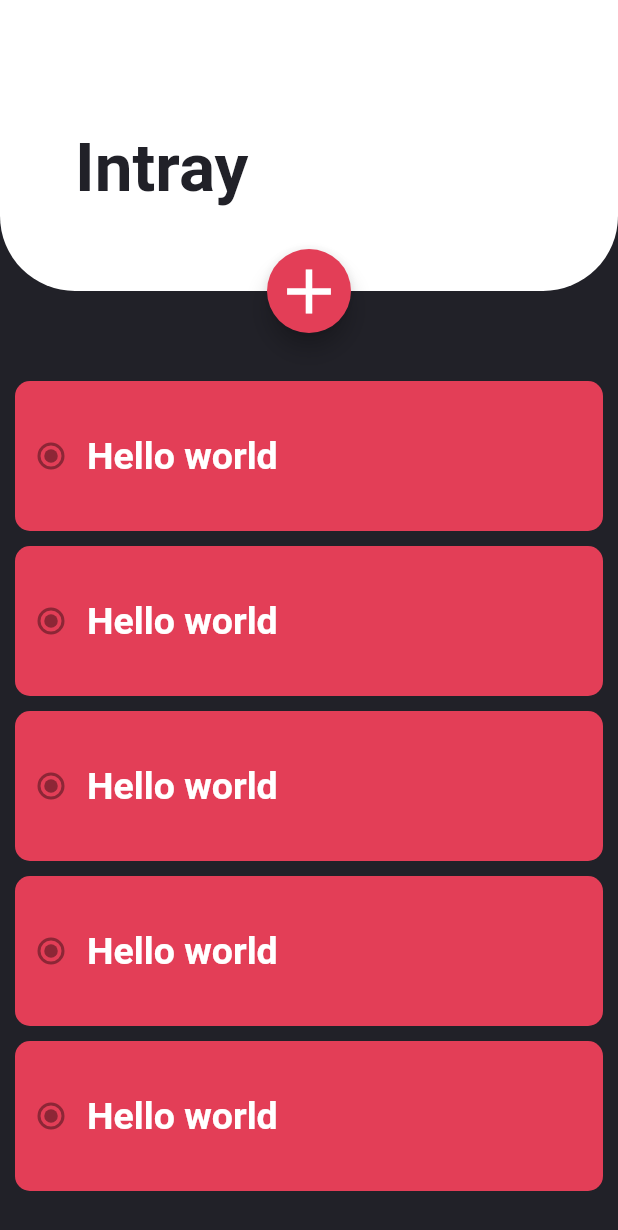
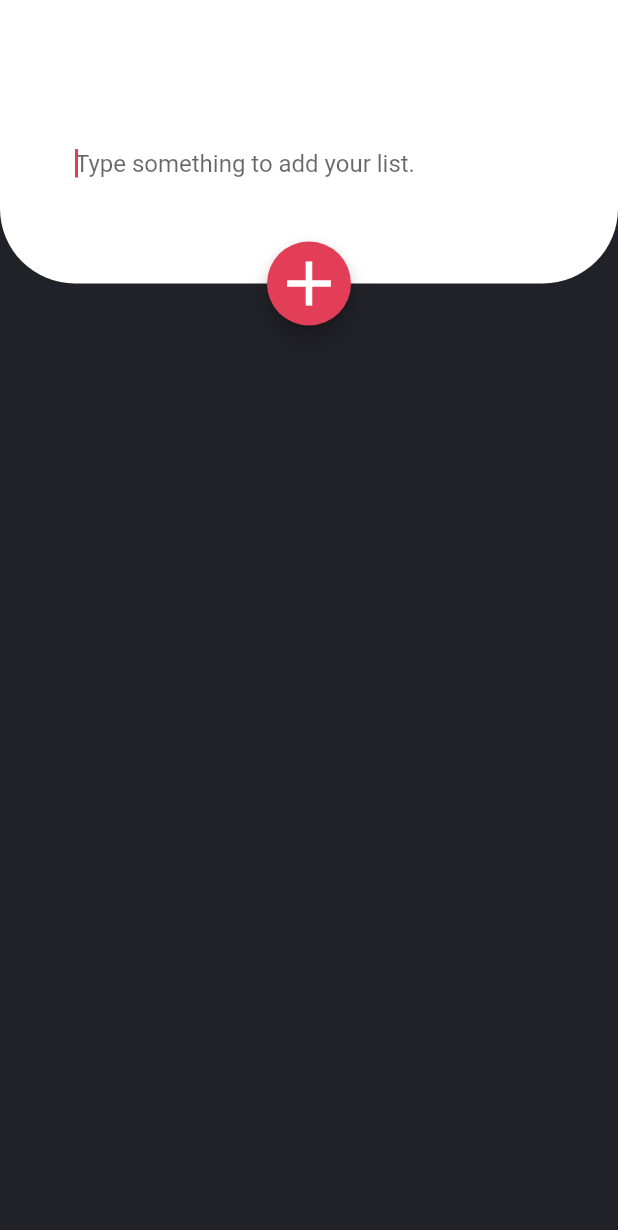
Before and after one commit to fkursun/todoApp, a Flutter app: the screen it shows after launch, on a phone screen of 412 x 824 dp. Shown: the top 1230 px of the screen. Run offline on Flutter 3.47's test engine with Material 2 defaults, Android fonts, the phone set to English and light mode, and no system bars; Roboto replaces fonts that are missing (Avenir).

Commit message:
task adding completing

```diff
--- /dev/null
+++ b/lib/classes/task.dart
@@ -0,0 +1,15 @@
+import 'package:flutter/material.dart';
+
+class Task {
+  List<Task> task;
+  String note;
+  DateTime timeToComplete;
+  bool completed;
+  String repeats;
+  DateTime deadline;
+  List<DateTime> reminders;
+  String taskId;
+  String title;
+
+  Task({this.title, this.completed, this.taskId});
+}
--- a/lib/components/salver.dart
+++ b/lib/components/salver.dart
@@ -2,6 +2,9 @@ import 'package:flutter/material.dart';
 import 'package:todo_app/models/global.dart';
 
 class Salver extends StatelessWidget {
+  Function handleAddTask;
+  Salver({this.handleAddTask});
+  final myController = TextEditingController();
   @override
   Widget build(BuildContext context) {
     return Container(
@@ -13,14 +16,17 @@ class Salver extends StatelessWidget {
       child: Column(
         children: <Widget>[
           Container(
-            width: double.infinity,
-            padding: EdgeInsets.only(left: 50, top: 50),
-            child: Text(
-              "Intray",
-              style: salverTitle,
-              textAlign: TextAlign.start,
-            ),
-          ),
+              width: double.infinity,
+              padding: EdgeInsets.only(left: 50, top: 50),
+              child: TextField(
+                controller: myController,
+                cursorColor: red,
+                autofocus: true,
+                autocorrect: false,
+                decoration: InputDecoration(
+                    border: InputBorder.none,
+                    hintText: "Type something to add your list."),
+              )),
           Transform.translate(
             offset: Offset(0, 28),
             child: Container(
@@ -31,7 +37,7 @@ class Salver extends StatelessWidget {
                   size: 50,
                 ),
                 backgroundColor: red,
-                onPressed: () => print("hello"),
+                onPressed: () => handleAddTask(myController),
               ),
               alignment: Alignment.bottomCenter,
             )),
--- a/lib/containers/salver.dart
+++ b/lib/containers/salver.dart
@@ -1,4 +1,5 @@
 import 'package:flutter/material.dart';
+import 'package:todo_app/classes/task.dart';
 import 'package:todo_app/components/salver.dart';
 import 'package:todo_app/models/global.dart';
 import 'package:todo_app/components/task.dart';
@@ -9,29 +10,87 @@ class SalverContainer extends StatefulWidget {
 }
 
 class _SalverContainerState extends State<SalverContainer> {
+  var _list = <Task>[];
+  String text = "";
+  void handleReorder(int start, int current) {
+    if (start < current) {
+      int end = current - 1;
+      Task startItem = _list[start];
+      int i = 0;
+      int local = start;
+      do {
+        _list[local] = _list[++local];
+        i++;
+      } while (i < end - start);
+      _list[end] = startItem;
+    }
+    // dragging from bottom to top
+    else if (start > current) {
+      Task startItem = _list[start];
+      for (int i = start; i > current; i--) {
+        _list[i] = _list[i - 1];
+      }
+      _list[current] = startItem;
+    }
+    setState(() {
+      _list:
+      _list;
+    });
+  }
+
+  void handleAddTask(TextEditingController controller) {
+    if (controller.text != "") {
+      setState(() {
+        _list = [
+          ..._list,
+          new Task(
+              completed: false,
+              title: controller.text,
+              taskId: _list.length.toString())
+        ];
+      });
+    }
+  }
+
+  void handleCompleted(String id) {
+    _list.asMap().forEach((index, task) {
+      if (task.taskId == id) {
+        setState(() {
+          _list[index].completed = !_list[index].completed;
+        });
+      }
+    });
+  }
+
   @override
   Widget build(BuildContext context) {
     return Column(
       children: <Widget>[
-        Salver(),
+        Salver(handleAddTask: handleAddTask),
         Container(
           padding: EdgeInsets.only(top: 50),
           height: MediaQuery.of(context).size.height - 216,
-          child: ListView(
-            children: getList(),
+          child: Theme(
+            data: ThemeData(
+              canvasColor: Colors.transparent,
+            ),
+            child: ReorderableListView(
+                onReorder: (int start, int current) =>
+                    handleReorder(start, current),
+                children: _list
+                    .map((item) => ListTile(
+                          key: Key(item.taskId),
+                          title: SalverTask(
+                            title: item.title,
+                            completed: item.completed,
+                            taskId: item.taskId,
+                            handleCompleted: handleCompleted,
+                          ),
+                        ))
+                    .toList()),
           ),
         )
       ],
     );
   }
-
-  List<SalverTask> getList() {
-    var list = <SalverTask>[];
-    for (var i = 0; i < 20; i++) {
-      list.add(SalverTask(
-        title: "Hello world",
-      ));
-    }
-    return list;
-  }
 }
```
Also changed, not shown: lib/components/task.dart (+26 -3 lines), lib/models/global.dart (+7 -0 lines).
